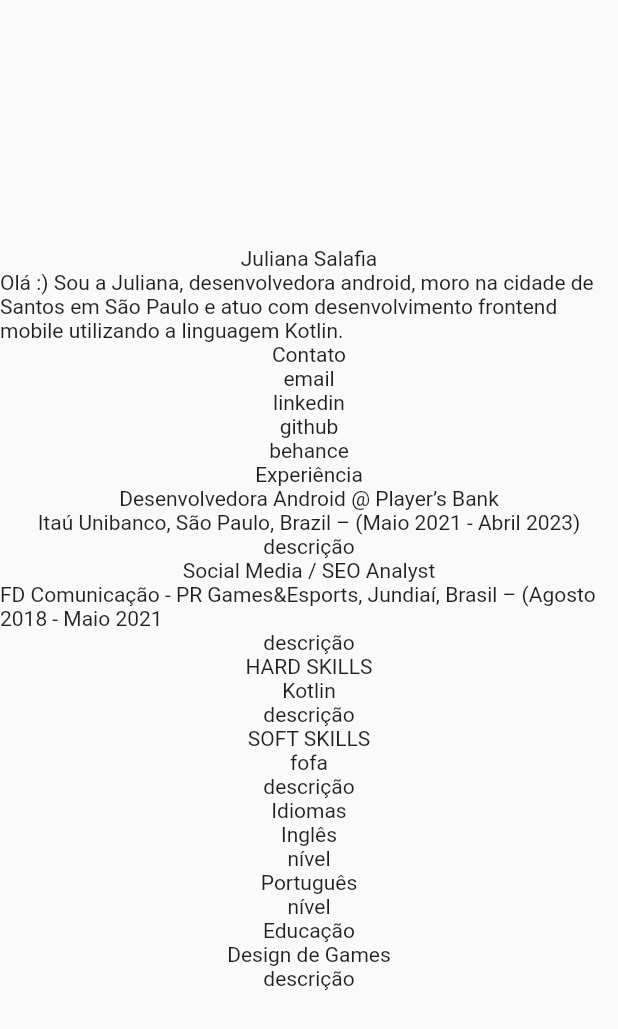
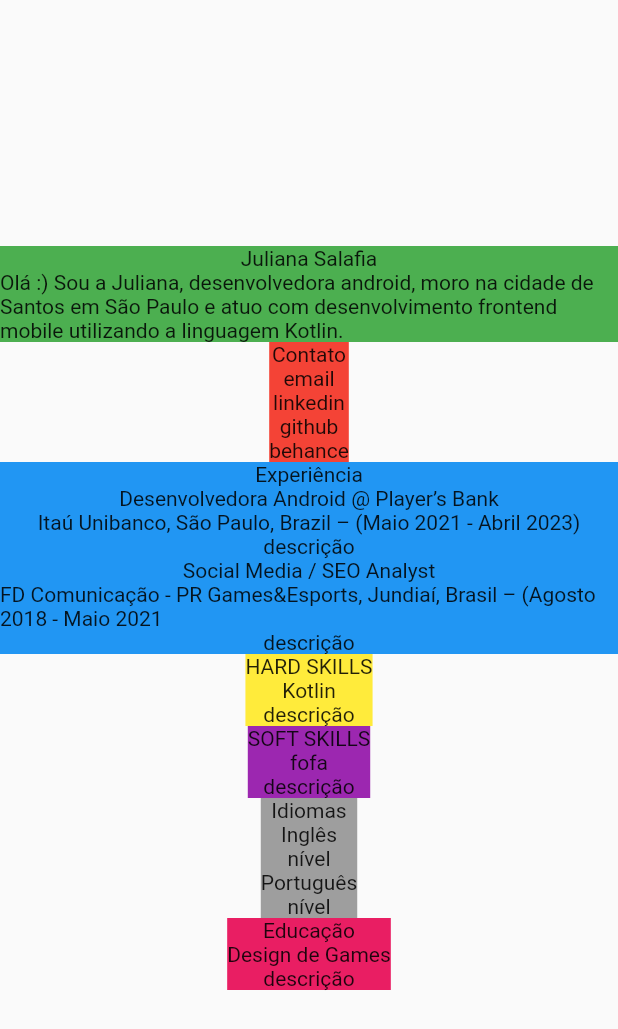
Before and after one commit to julianasalafia/portfolio, a Flutter app: the screen it shows after launch, on a phone screen of 412 x 824 dp. Shown: the top 1029 px of the screen. Run offline on Flutter 3.47's test engine with Material 2 defaults, Android fonts, the light colour scheme and no system bars.

Commit message:
separate content

```diff
--- a/lib/main.dart
+++ b/lib/main.dart
@@ -21,30 +21,48 @@ class _MyAppState extends State<MyApp> {
           child: Column(
             mainAxisAlignment: MainAxisAlignment.center,
             children: [
+              Container(
+                color: Colors.green,
+                child: Column(
+                  children: [
                     Text('Juliana Salafia'),
                     Text(
                         'Olá :) Sou a Juliana, desenvolvedora android, moro na cidade de Santos em São Paulo e atuo com desenvolvimento frontend mobile utilizando a linguagem Kotlin.'),
+                  ],
+                ),
+              ),
+              Container(
+                color: Colors.red,
+                child: Column(
+                  children: [
                     Text('Contato'),
                     InkWell(
                       child: Text('email'),
-                onTap: () =>
-                    launchUrl(Uri.parse('mailto:juliana.salafia@gmail.com')),
+                      onTap: () => launchUrl(
+                          Uri.parse('mailto:juliana.salafia@gmail.com')),
                     ),
                     InkWell(
                       child: Text('linkedin'),
-                onTap: () => launchUrl(
-                    Uri.parse('https://www.linkedin.com/in/julianasalafia/')),
+                      onTap: () => launchUrl(Uri.parse(
+                          'https://www.linkedin.com/in/julianasalafia/')),
                     ),
                     InkWell(
                       child: Text('github'),
-                onTap: () =>
-                    launchUrl(Uri.parse('https://github.com/julianasalafia')),
+                      onTap: () => launchUrl(
+                          Uri.parse('https://github.com/julianasalafia')),
                     ),
                     InkWell(
                       child: Text('behance'),
-                onTap: () =>
-                    launchUrl(Uri.parse('https://www.behance.net/jssalafia')),
+                      onTap: () => launchUrl(
+                          Uri.parse('https://www.behance.net/jssalafia')),
                     ),
+                  ],
+                ),
+              ),
+              Container(
+                color: Colors.blue,
+                child: Column(
+                  children: [
                     Text('Experiência'),
                     Text('Desenvolvedora Android @ Player’s Bank'),
                     Text(
@@ -54,20 +72,51 @@ class _MyAppState extends State<MyApp> {
                     Text(
                         'FD Comunicação - PR Games&Esports, Jundiaí, Brasil – (Agosto 2018 - Maio 2021'),
                     Text('descrição'),
+                  ],
+                ),
+              ),
+              Container(
+                color: Colors.yellow,
+                child: Column(
+                  children: [
                     Text('HARD SKILLS'),
                     Text('Kotlin'),
                     Text('descrição'),
+                  ],
+                ),
+              ),
+              Container(
+                color: Colors.purple,
+                child: Column(
+                  children: [
                     Text('SOFT SKILLS'),
                     Text('fofa'),
                     Text('descrição'),
+                  ],
+                ),
+              ),
+              Container(
+                color: Colors.grey,
+                child: Column(
+                  children: [
                     Text('Idiomas'),
                     Text('Inglês'),
                     Text('nível'),
                     Text('Português'),
                     Text('nível'),
+                  ],
+                ),
+              ),
+              Container(
+                color: Colors.pink,
+                child: Column(
+                  children: [
                     Text('Educação'),
                     Text('Design de Games'),
                     Text('descrição'),
+                  ],
+                ),
+              ),
             ],
           ),
         ),
```
Lines whose indentation alone changed are shown as unchanged.
